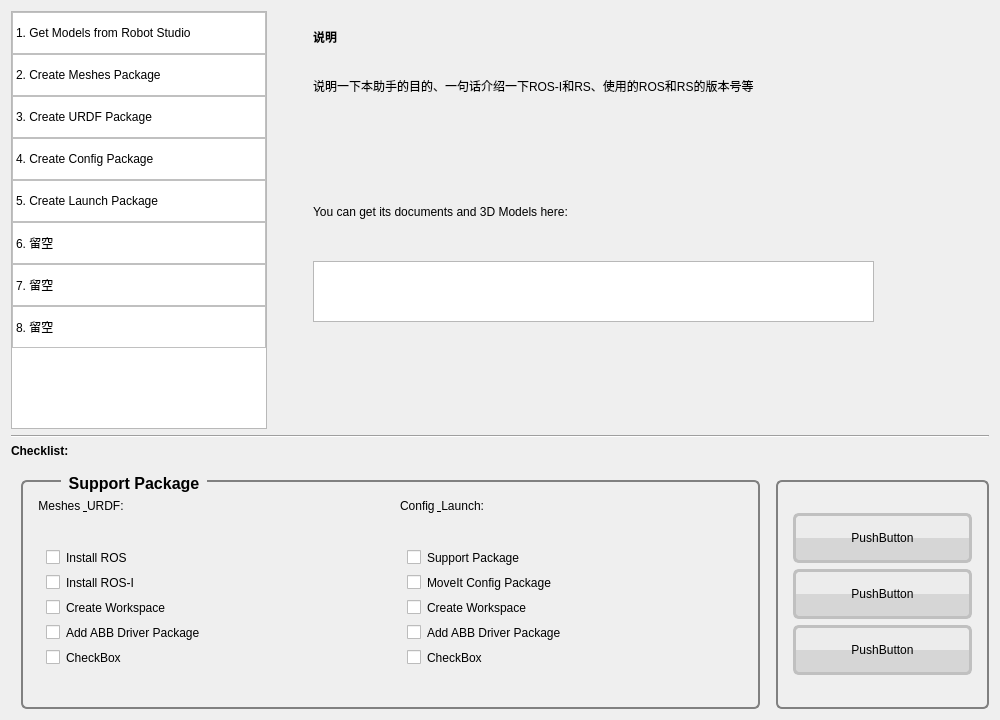
The window that gui/inetgration_assistant/AbbRosI-Intg-Asst/dialog_pkg_support.ui (Yifei1988/abb_ros-i_integration) describes before a commit, drawn with Qt 5.
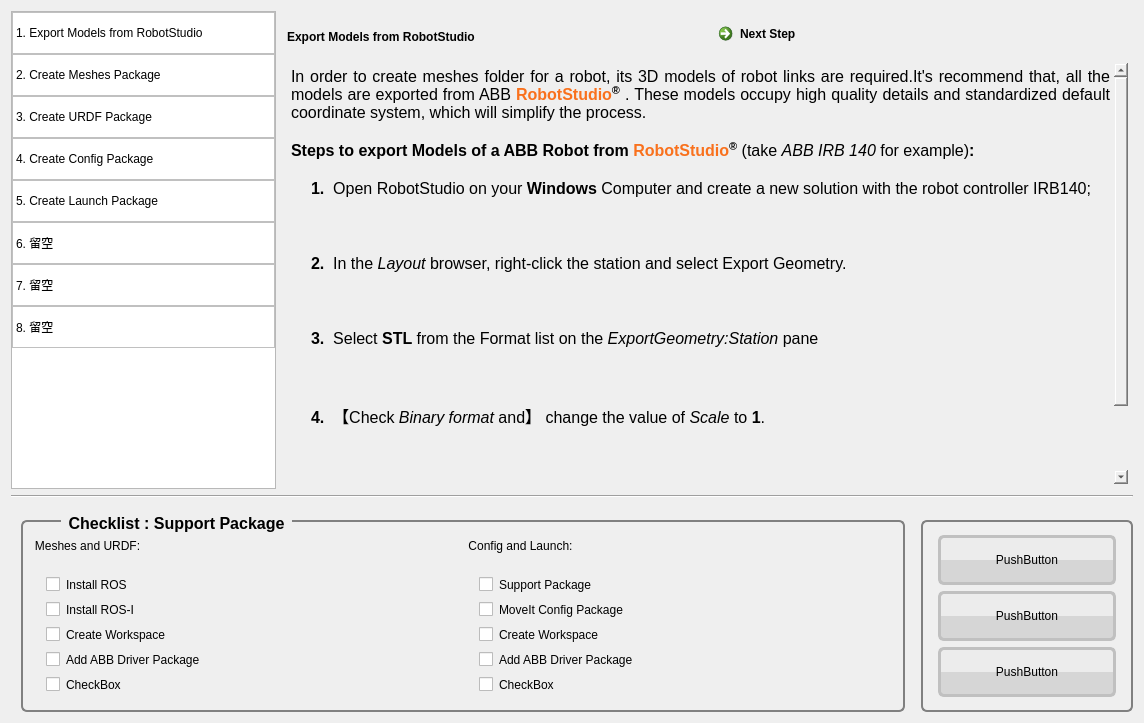
The same window after the commit. The open tabs and pages were chosen to show the change. Icons and pictures are not drawn.

Commit message: gui: start to edit dialog_pkg_support

The edit to the form file:
```diff
--- a/gui/inetgration_assistant/AbbRosI-Intg-Asst/dialog_pkg_support.ui
+++ b/gui/inetgration_assistant/AbbRosI-Intg-Asst/dialog_pkg_support.ui
@@ -6,8 +6,8 @@
    <rect>
     <x>0</x>
     <y>0</y>
-    <width>1000</width>
-    <height>720</height>
+    <width>1144</width>
+    <height>723</height>
    </rect>
   </property>
   <property name="windowTitle">
@@ -52,6 +52,8 @@
     padding: 0px 5px 0px 5px;
 }</string>
   </property>
+  <layout class="QGridLayout" name="gridLayout_3">
+   <item row="0" column="0">
   <layout class="QVBoxLayout" name="verticalLayout_5">
    <item>
     <layout class="QHBoxLayout" name="horizontalLayout">
@@ -65,7 +67,7 @@
        </property>
        <property name="minimumSize">
         <size>
-         <width>256</width>
+           <width>265</width>
          <height>400</height>
         </size>
        </property>
@@ -74,7 +76,7 @@
        </property>
        <item>
         <property name="text">
-         <string>1. Get Models from Robot Studio</string>
+           <string>1. Export Models from RobotStudio</string>
         </property>
        </item>
        <item>
@@ -117,84 +119,198 @@
      <item>
       <widget class="QStackedWidget" name="stackedWidget">
        <property name="currentIndex">
-        <number>6</number>
+          <number>1</number>
        </property>
        <widget class="QWidget" name="page_1">
-        <widget class="QLabel" name="label_title_1">
-         <property name="geometry">
-          <rect>
-           <x>40</x>
-           <y>10</y>
-           <width>291</width>
-           <height>31</height>
-          </rect>
+          <layout class="QGridLayout" name="gridLayout_2">
+           <property name="leftMargin">
+            <number>5</number>
+           </property>
+           <property name="topMargin">
+            <number>5</number>
+           </property>
+           <property name="rightMargin">
+            <number>5</number>
+           </property>
+           <property name="bottomMargin">
+            <number>5</number>
+           </property>
+           <item row="0" column="0">
+            <layout class="QVBoxLayout" name="verticalLayout_6">
+             <item>
+              <layout class="QHBoxLayout" name="horizontalLayout_4">
+               <item>
+                <widget class="QLabel" name="label_title_7">
+                 <property name="minimumSize">
+                  <size>
+                   <width>380</width>
+                   <height>30</height>
+                  </size>
          </property>
          <property name="styleSheet">
           <string notr="true"/>
          </property>
          <property name="text">
-          <string>说明</string>
-         </property>
-        </widget>
-        <widget class="QLabel" name="label_1_2">
-         <property name="geometry">
-          <rect>
-           <x>40</x>
-           <y>64</y>
-           <width>651</width>
-           <height>21</height>
-          </rect>
-         </property>
+                  <string>Export Models from RobotStudio</string>
+                 </property>
+                </widget>
+               </item>
+               <item>
+                <widget class="QCommandLinkButton" name="commandLinkButton_5">
+                 <property name="minimumSize">
+                  <size>
+                   <width>111</width>
+                   <height>41</height>
+                  </size>
+                 </property>
+                 <property name="focusPolicy">
+                  <enum>Qt::NoFocus</enum>
+                 </property>
          <property name="styleSheet">
-          <string notr="true">font: 13pt &quot;Ubuntu&quot;;</string>
+                  <string notr="true">font: italic 13pt &quot;Ubuntu&quot;;</string>
          </property>
          <property name="text">
-          <string>说明一下本助手的目的、一句话介绍一下ROS-I和RS、使用的ROS和RS的版本号等</string>
-         </property>
-        </widget>
-        <widget class="QLabel" name="label_1_3">
-         <property name="geometry">
-          <rect>
-           <x>40</x>
-           <y>190</y>
-           <width>381</width>
-           <height>21</height>
-          </rect>
+                  <string>Next Step</string>
+                 </property>
+                </widget>
+               </item>
+              </layout>
+             </item>
+             <item>
+              <widget class="QTextBrowser" name="textBrowser_6">
+               <property name="minimumSize">
+                <size>
+                 <width>841</width>
+                 <height>351</height>
+                </size>
          </property>
          <property name="styleSheet">
-          <string notr="true">font: 13pt &quot;Ubuntu&quot;;</string>
-         </property>
-         <property name="text">
-          <string>You can get its documents and 3D Models here:</string>
-         </property>
-        </widget>
-        <widget class="QTextBrowser" name="textBrowser">
-         <property name="geometry">
-          <rect>
-           <x>40</x>
-           <y>250</y>
-           <width>561</width>
-           <height>61</height>
-          </rect>
-         </property>
-        </widget>
+                <string notr="true">background-color: transparent;
+border: 0px;</string>
+               </property>
+               <property name="html">
+                <string>&lt;!DOCTYPE HTML PUBLIC &quot;-//W3C//DTD HTML 4.0//EN&quot; &quot;http://www.w3.org/TR/REC-html40/strict.dtd&quot;&gt;
+&lt;html&gt;&lt;head&gt;&lt;meta name=&quot;qrichtext&quot; content=&quot;1&quot; /&gt;&lt;style type=&quot;text/css&quot;&gt;
+p, li { white-space: pre-wrap; }
+&lt;/style&gt;&lt;/head&gt;&lt;body style=&quot; font-family:'Ubuntu'; font-size:11pt; font-weight:400; font-style:normal;&quot;&gt;
+&lt;p align=&quot;justify&quot; style=&quot; margin-top:0px; margin-bottom:0px; margin-left:0px; margin-right:0px; -qt-block-indent:0; text-indent:0px;&quot;&gt;&lt;span style=&quot; font-size:12pt;&quot;&gt;In order to create meshes folder for a robot, its 3D models of robot links are required.It's recommend that, all the models are exported from ABB&lt;/span&gt;&lt;span style=&quot; font-size:12pt; color:#e01212;&quot;&gt; &lt;/span&gt;&lt;span style=&quot; font-size:12pt; font-weight:600; color:#f9711d;&quot;&gt;RobotStudio&lt;/span&gt;&lt;span style=&quot; font-size:12pt; font-weight:600; color:#000000; vertical-align:super;&quot;&gt;®&lt;/span&gt;&lt;span style=&quot; font-size:12pt;&quot;&gt; . These models occupy high quality details and standardized default coordinate system, which will simplify the process.&lt;/span&gt;&lt;/p&gt;
+&lt;p style=&quot;-qt-paragraph-type:empty; margin-top:0px; margin-bottom:0px; margin-left:0px; margin-right:0px; -qt-block-indent:0; text-indent:0px; font-size:12pt;&quot;&gt;&lt;br /&gt;&lt;/p&gt;
+&lt;p style=&quot; margin-top:0px; margin-bottom:0px; margin-left:0px; margin-right:0px; -qt-block-indent:0; text-indent:0px;&quot;&gt;&lt;span style=&quot; font-size:12pt; font-weight:600;&quot;&gt;Steps to export Models of a ABB Robot from &lt;/span&gt;&lt;span style=&quot; font-size:12pt; font-weight:600; color:#f9711d;&quot;&gt;RobotStudio&lt;/span&gt;&lt;span style=&quot; font-size:12pt; font-weight:600; color:#000000; vertical-align:super;&quot;&gt;®&lt;/span&gt;&lt;span style=&quot; font-size:12pt;&quot;&gt; (take &lt;/span&gt;&lt;span style=&quot; font-size:12pt; font-style:italic;&quot;&gt;ABB IRB 140 &lt;/span&gt;&lt;span style=&quot; font-size:12pt;&quot;&gt;for example)&lt;/span&gt;&lt;span style=&quot; font-size:12pt; font-weight:600;&quot;&gt;:&lt;/span&gt;&lt;/p&gt;
+&lt;p style=&quot;-qt-paragraph-type:empty; margin-top:0px; margin-bottom:0px; margin-left:0px; margin-right:0px; -qt-block-indent:0; text-indent:0px; font-size:12pt; font-weight:600;&quot;&gt;&lt;br /&gt;&lt;/p&gt;
+&lt;p align=&quot;justify&quot; style=&quot; margin-top:0px; margin-bottom:10px; margin-left:0px; margin-right:0px; -qt-block-indent:0; text-indent:20px;&quot;&gt;&lt;span style=&quot; font-size:12pt; font-weight:600;&quot;&gt;1.  &lt;/span&gt;&lt;span style=&quot; font-size:12pt;&quot;&gt;Open RobotStudio on your &lt;/span&gt;&lt;span style=&quot; font-size:12pt; font-weight:600;&quot;&gt;Windows &lt;/span&gt;&lt;span style=&quot; font-size:12pt;&quot;&gt;Computer and create a new solution with the robot controller IRB140;&lt;/span&gt;&lt;/p&gt;
+&lt;p align=&quot;justify&quot; style=&quot; margin-top:0px; margin-bottom:10px; margin-left:0px; margin-right:0px; -qt-block-indent:0; text-indent:20px;&quot;&gt;&lt;img src=&quot;:/pic/expt_mdl_step_1.png&quot; /&gt;&lt;/p&gt;
+&lt;p align=&quot;justify&quot; style=&quot;-qt-paragraph-type:empty; margin-top:0px; margin-bottom:10px; margin-left:0px; margin-right:0px; -qt-block-indent:0; text-indent:20px;&quot;&gt;&lt;br /&gt;&lt;/p&gt;
+&lt;p align=&quot;justify&quot; style=&quot; margin-top:0px; margin-bottom:10px; margin-left:0px; margin-right:0px; -qt-block-indent:0; text-indent:20px;&quot;&gt;&lt;span style=&quot; font-size:12pt; font-weight:600;&quot;&gt;2.  &lt;/span&gt;&lt;span style=&quot; font-size:12pt;&quot;&gt;In the &lt;/span&gt;&lt;span style=&quot; font-size:12pt; font-style:italic;&quot;&gt;Layout &lt;/span&gt;&lt;span style=&quot; font-size:12pt;&quot;&gt;browser, right-click the station and select Export Geometry.&lt;/span&gt;&lt;/p&gt;
+&lt;p align=&quot;justify&quot; style=&quot; margin-top:0px; margin-bottom:10px; margin-left:0px; margin-right:0px; -qt-block-indent:0; text-indent:20px;&quot;&gt;&lt;img src=&quot;:/pic/expt_mdl_step_2.png&quot; /&gt;&lt;/p&gt;
+&lt;p align=&quot;justify&quot; style=&quot;-qt-paragraph-type:empty; margin-top:0px; margin-bottom:10px; margin-left:0px; margin-right:0px; -qt-block-indent:0; text-indent:20px;&quot;&gt;&lt;br /&gt;&lt;/p&gt;
+&lt;p align=&quot;justify&quot; style=&quot; margin-top:0px; margin-bottom:10px; margin-left:0px; margin-right:0px; -qt-block-indent:0; text-indent:20px;&quot;&gt;&lt;span style=&quot; font-size:12pt; font-weight:600;&quot;&gt;3.  &lt;/span&gt;&lt;span style=&quot; font-size:12pt;&quot;&gt;Select &lt;/span&gt;&lt;span style=&quot; font-size:12pt; font-weight:600;&quot;&gt;STL&lt;/span&gt;&lt;span style=&quot; font-size:12pt;&quot;&gt; from the Format list on the &lt;/span&gt;&lt;span style=&quot; font-size:12pt; font-style:italic;&quot;&gt;ExportGeometry:Station&lt;/span&gt;&lt;span style=&quot; font-size:12pt;&quot;&gt; pane&lt;/span&gt;&lt;/p&gt;
+&lt;p align=&quot;justify&quot; style=&quot; margin-top:0px; margin-bottom:10px; margin-left:0px; margin-right:0px; -qt-block-indent:0; text-indent:20px;&quot;&gt;&lt;img src=&quot;:/pic/expt_mdl_step_3.png&quot; /&gt;&lt;/p&gt;
+&lt;p align=&quot;justify&quot; style=&quot;-qt-paragraph-type:empty; margin-top:0px; margin-bottom:10px; margin-left:0px; margin-right:0px; -qt-block-indent:0; text-indent:20px;&quot;&gt;&lt;br /&gt;&lt;/p&gt;
+&lt;p align=&quot;justify&quot; style=&quot; margin-top:0px; margin-bottom:10px; margin-left:0px; margin-right:0px; -qt-block-indent:0; text-indent:20px;&quot;&gt;&lt;span style=&quot; font-size:12pt; font-weight:600;&quot;&gt;4.  【&lt;/span&gt;&lt;span style=&quot; font-size:12pt;&quot;&gt;Check &lt;/span&gt;&lt;span style=&quot; font-size:12pt; font-style:italic;&quot;&gt;Binary format&lt;/span&gt;&lt;span style=&quot; font-size:12pt;&quot;&gt; and&lt;/span&gt;&lt;span style=&quot; font-size:12pt; font-weight:600;&quot;&gt;】&lt;/span&gt;&lt;span style=&quot; font-size:12pt;&quot;&gt; change the value of &lt;/span&gt;&lt;span style=&quot; font-size:12pt; font-style:italic;&quot;&gt;Scale&lt;/span&gt;&lt;span style=&quot; font-size:12pt;&quot;&gt; to &lt;/span&gt;&lt;span style=&quot; font-size:12pt; font-weight:600;&quot;&gt;1&lt;/span&gt;&lt;span style=&quot; font-size:12pt;&quot;&gt;. &lt;/span&gt;&lt;/p&gt;
+&lt;p align=&quot;justify&quot; style=&quot; margin-top:0px; margin-bottom:10px; margin-left:0px; margin-right:0px; -qt-block-indent:0; text-indent:20px;&quot;&gt;&lt;img src=&quot;:/pic/expt_mdl_step_4.png&quot; /&gt;&lt;/p&gt;
+&lt;p align=&quot;justify&quot; style=&quot;-qt-paragraph-type:empty; margin-top:0px; margin-bottom:10px; margin-left:0px; margin-right:0px; -qt-block-indent:0; text-indent:20px;&quot;&gt;&lt;br /&gt;&lt;/p&gt;
+&lt;p align=&quot;justify&quot; style=&quot; margin-top:0px; margin-bottom:10px; margin-left:0px; margin-right:0px; -qt-block-indent:0; text-indent:20px;&quot;&gt;&lt;span style=&quot; font-size:12pt; font-weight:600;&quot;&gt;5.  &lt;/span&gt;&lt;span style=&quot; font-size:12pt;&quot;&gt;Click &lt;/span&gt;&lt;span style=&quot; font-size:12pt; font-style:italic;&quot;&gt;Export&lt;/span&gt;&lt;span style=&quot; font-size:12pt;&quot;&gt; and select the destination folder.&lt;/span&gt;&lt;/p&gt;
+&lt;p align=&quot;justify&quot; style=&quot;-qt-paragraph-type:empty; margin-top:0px; margin-bottom:10px; margin-left:0px; margin-right:0px; -qt-block-indent:0; text-indent:20px; font-size:12pt;&quot;&gt;&lt;br /&gt;&lt;/p&gt;
+&lt;p align=&quot;justify&quot; style=&quot; margin-top:0px; margin-bottom:10px; margin-left:0px; margin-right:0px; -qt-block-indent:0; text-indent:20px;&quot;&gt;&lt;span style=&quot; font-size:12pt; font-weight:600;&quot;&gt;6.  &lt;/span&gt;&lt;span style=&quot; font-size:12pt;&quot;&gt;Repeat this process for the rest of links in the robot (Base ~ Link6).&lt;/span&gt;&lt;/p&gt;&lt;/body&gt;&lt;/html&gt;</string>
+               </property>
+              </widget>
+             </item>
+            </layout>
+           </item>
+          </layout>
        </widget>
        <widget class="QWidget" name="page_2">
+          <widget class="QTextBrowser" name="textBrowser_7">
+           <property name="geometry">
+            <rect>
+             <x>10</x>
+             <y>60</y>
+             <width>841</width>
+             <height>411</height>
+            </rect>
+           </property>
+           <property name="minimumSize">
+            <size>
+             <width>841</width>
+             <height>351</height>
+            </size>
+           </property>
+           <property name="styleSheet">
+            <string notr="true">background-color: transparent;
+border: 0px;</string>
+           </property>
+           <property name="html">
+            <string>&lt;!DOCTYPE HTML PUBLIC &quot;-//W3C//DTD HTML 4.0//EN&quot; &quot;http://www.w3.org/TR/REC-html40/strict.dtd&quot;&gt;
+&lt;html&gt;&lt;head&gt;&lt;meta name=&quot;qrichtext&quot; content=&quot;1&quot; /&gt;&lt;style type=&quot;text/css&quot;&gt;
+p, li { white-space: pre-wrap; }
+&lt;/style&gt;&lt;/head&gt;&lt;body style=&quot; font-family:'Ubuntu'; font-size:11pt; font-weight:400; font-style:normal;&quot;&gt;
+&lt;p align=&quot;justify&quot; style=&quot; margin-top:0px; margin-bottom:0px; margin-left:0px; margin-right:0px; -qt-block-indent:0; text-indent:0px;&quot;&gt;&lt;span style=&quot; font-size:12pt;&quot;&gt;In order to create meshes folder for a robot, its 3D models of robot links are required.It's recommend that, all the models are exported from ABB&lt;/span&gt;&lt;span style=&quot; font-size:12pt; color:#e01212;&quot;&gt; &lt;/span&gt;&lt;span style=&quot; font-size:12pt; font-weight:600; color:#f9711d;&quot;&gt;RobotStudio&lt;/span&gt;&lt;span style=&quot; font-size:12pt; font-weight:600; color:#000000; vertical-align:super;&quot;&gt;®&lt;/span&gt;&lt;span style=&quot; font-size:12pt;&quot;&gt; . These models occupy high quality details and standardized default coordinate system, which will simplify the process.&lt;/span&gt;&lt;/p&gt;
+&lt;p style=&quot;-qt-paragraph-type:empty; margin-top:0px; margin-bottom:0px; margin-left:0px; margin-right:0px; -qt-block-indent:0; text-indent:0px; font-size:12pt;&quot;&gt;&lt;br /&gt;&lt;/p&gt;
+&lt;p style=&quot; margin-top:0px; margin-bottom:0px; margin-left:0px; margin-right:0px; -qt-block-indent:0; text-indent:0px;&quot;&gt;&lt;span style=&quot; font-size:12pt; font-weight:600;&quot;&gt;Steps to export Models of a ABB Robot from &lt;/span&gt;&lt;span style=&quot; font-size:12pt; font-weight:600; color:#f9711d;&quot;&gt;RobotStudio&lt;/span&gt;&lt;span style=&quot; font-size:12pt; font-weight:600; color:#000000; vertical-align:super;&quot;&gt;®&lt;/span&gt;&lt;span style=&quot; font-size:12pt;&quot;&gt; (take &lt;/span&gt;&lt;span style=&quot; font-size:12pt; font-style:italic;&quot;&gt;ABB IRB 140 &lt;/span&gt;&lt;span style=&quot; font-size:12pt;&quot;&gt;for example)&lt;/span&gt;&lt;span style=&quot; font-size:12pt; font-weight:600;&quot;&gt;:&lt;/span&gt;&lt;/p&gt;
+&lt;p style=&quot;-qt-paragraph-type:empty; margin-top:0px; margin-bottom:0px; margin-left:0px; margin-right:0px; -qt-block-indent:0; text-indent:0px; font-size:12pt; font-weight:600;&quot;&gt;&lt;br /&gt;&lt;/p&gt;
+&lt;p align=&quot;justify&quot; style=&quot; margin-top:0px; margin-bottom:10px; margin-left:0px; margin-right:0px; -qt-block-indent:0; text-indent:20px;&quot;&gt;&lt;span style=&quot; font-size:12pt; font-weight:600;&quot;&gt;1.  &lt;/span&gt;&lt;span style=&quot; font-size:12pt;&quot;&gt;Open RobotStudio on your &lt;/span&gt;&lt;span style=&quot; font-size:12pt; font-weight:600;&quot;&gt;Windows &lt;/span&gt;&lt;span style=&quot; font-size:12pt;&quot;&gt;Computer and create a new solution with the robot controller IRB140;&lt;/span&gt;&lt;/p&gt;
+&lt;p align=&quot;justify&quot; style=&quot; margin-top:0px; margin-bottom:10px; margin-left:0px; margin-right:0px; -qt-block-indent:0; text-indent:20px;&quot;&gt;&lt;img src=&quot;:/pic/expt_mdl_step_1.png&quot; /&gt;&lt;/p&gt;
+&lt;p align=&quot;justify&quot; style=&quot;-qt-paragraph-type:empty; margin-top:0px; margin-bottom:10px; margin-left:0px; margin-right:0px; -qt-block-indent:0; text-indent:20px;&quot;&gt;&lt;br /&gt;&lt;/p&gt;
+&lt;p align=&quot;justify&quot; style=&quot; margin-top:0px; margin-bottom:10px; margin-left:0px; margin-right:0px; -qt-block-indent:0; text-indent:20px;&quot;&gt;&lt;span style=&quot; font-size:12pt; font-weight:600;&quot;&gt;2.  &lt;/span&gt;&lt;span style=&quot; font-size:12pt;&quot;&gt;In the &lt;/span&gt;&lt;span style=&quot; font-size:12pt; font-style:italic;&quot;&gt;Layout &lt;/span&gt;&lt;span style=&quot; font-size:12pt;&quot;&gt;browser, right-click the station and select Export Geometry.&lt;/span&gt;&lt;/p&gt;
+&lt;p align=&quot;justify&quot; style=&quot; margin-top:0px; margin-bottom:10px; margin-left:0px; margin-right:0px; -qt-block-indent:0; text-indent:20px;&quot;&gt;&lt;img src=&quot;:/pic/expt_mdl_step_2.png&quot; /&gt;&lt;/p&gt;
+&lt;p align=&quot;justify&quot; style=&quot;-qt-paragraph-type:empty; margin-top:0px; margin-bottom:10px; margin-left:0px; margin-right:0px; -qt-block-indent:0; text-indent:20px;&quot;&gt;&lt;br /&gt;&lt;/p&gt;
+&lt;p align=&quot;justify&quot; style=&quot; margin-top:0px; margin-bottom:10px; margin-left:0px; margin-right:0px; -qt-block-indent:0; text-indent:20px;&quot;&gt;&lt;span style=&quot; font-size:12pt; font-weight:600;&quot;&gt;3.  &lt;/span&gt;&lt;span style=&quot; font-size:12pt;&quot;&gt;Select &lt;/span&gt;&lt;span style=&quot; font-size:12pt; font-weight:600;&quot;&gt;STL&lt;/span&gt;&lt;span style=&quot; font-size:12pt;&quot;&gt; from the Format list on the &lt;/span&gt;&lt;span style=&quot; font-size:12pt; font-style:italic;&quot;&gt;ExportGeometry:Station&lt;/span&gt;&lt;span style=&quot; font-size:12pt;&quot;&gt; pane&lt;/span&gt;&lt;/p&gt;
+&lt;p align=&quot;justify&quot; style=&quot; margin-top:0px; margin-bottom:10px; margin-left:0px; margin-right:0px; -qt-block-indent:0; text-indent:20px;&quot;&gt;&lt;img src=&quot;:/pic/expt_mdl_step_3.png&quot; /&gt;&lt;/p&gt;
+&lt;p align=&quot;justify&quot; style=&quot;-qt-paragraph-type:empty; margin-top:0px; margin-bottom:10px; margin-left:0px; margin-right:0px; -qt-block-indent:0; text-indent:20px;&quot;&gt;&lt;br /&gt;&lt;/p&gt;
+&lt;p align=&quot;justify&quot; style=&quot; margin-top:0px; margin-bottom:10px; margin-left:0px; margin-right:0px; -qt-block-indent:0; text-indent:20px;&quot;&gt;&lt;span style=&quot; font-size:12pt; font-weight:600;&quot;&gt;4.  【&lt;/span&gt;&lt;span style=&quot; font-size:12pt;&quot;&gt;Check &lt;/span&gt;&lt;span style=&quot; font-size:12pt; font-style:italic;&quot;&gt;Binary format&lt;/span&gt;&lt;span style=&quot; font-size:12pt;&quot;&gt; and&lt;/span&gt;&lt;span style=&quot; font-size:12pt; font-weight:600;&quot;&gt;】&lt;/span&gt;&lt;span style=&quot; font-size:12pt;&quot;&gt; change the value of &lt;/span&gt;&lt;span style=&quot; font-size:12pt; font-style:italic;&quot;&gt;Scale&lt;/span&gt;&lt;span style=&quot; font-size:12pt;&quot;&gt; to &lt;/span&gt;&lt;span style=&quot; font-size:12pt; font-weight:600;&quot;&gt;1&lt;/span&gt;&lt;span style=&quot; font-size:12pt;&quot;&gt;. &lt;/span&gt;&lt;/p&gt;
+&lt;p align=&quot;justify&quot; style=&quot; margin-top:0px; margin-bottom:10px; margin-left:0px; margin-right:0px; -qt-block-indent:0; text-indent:20px;&quot;&gt;&lt;img src=&quot;:/pic/expt_mdl_step_4.png&quot; /&gt;&lt;/p&gt;
+&lt;p align=&quot;justify&quot; style=&quot;-qt-paragraph-type:empty; margin-top:0px; margin-bottom:10px; margin-left:0px; margin-right:0px; -qt-block-indent:0; text-indent:20px;&quot;&gt;&lt;br /&gt;&lt;/p&gt;
+&lt;p align=&quot;justify&quot; style=&quot; margin-top:0px; margin-bottom:10px; margin-left:0px; margin-right:0px; -qt-block-indent:0; text-indent:20px;&quot;&gt;&lt;span style=&quot; font-size:12pt; font-weight:600;&quot;&gt;5.  &lt;/span&gt;&lt;span style=&quot; font-size:12pt;&quot;&gt;Click &lt;/span&gt;&lt;span style=&quot; font-size:12pt; font-style:italic;&quot;&gt;Export&lt;/span&gt;&lt;span style=&quot; font-size:12pt;&quot;&gt; and select the destination folder.&lt;/span&gt;&lt;/p&gt;
+&lt;p align=&quot;justify&quot; style=&quot;-qt-paragraph-type:empty; margin-top:0px; margin-bottom:10px; margin-left:0px; margin-right:0px; -qt-block-indent:0; text-indent:20px; font-size:12pt;&quot;&gt;&lt;br /&gt;&lt;/p&gt;
+&lt;p align=&quot;justify&quot; style=&quot; margin-top:0px; margin-bottom:10px; margin-left:0px; margin-right:0px; -qt-block-indent:0; text-indent:20px;&quot;&gt;&lt;span style=&quot; font-size:12pt; font-weight:600;&quot;&gt;6.  &lt;/span&gt;&lt;span style=&quot; font-size:12pt;&quot;&gt;Repeat this process for the rest of links in the robot (Base ~ Link6).&lt;/span&gt;&lt;/p&gt;&lt;/body&gt;&lt;/html&gt;</string>
+           </property>
+          </widget>
+          <widget class="QWidget" name="">
+           <property name="geometry">
+            <rect>
+             <x>40</x>
+             <y>10</y>
+             <width>556</width>
+             <height>43</height>
+            </rect>
+           </property>
+           <layout class="QHBoxLayout" name="horizontalLayout_7">
+            <item>
         <widget class="QLabel" name="label_title_2">
-         <property name="geometry">
-          <rect>
-           <x>40</x>
-           <y>10</y>
-           <width>311</width>
-           <height>31</height>
-          </rect>
+              <property name="minimumSize">
+               <size>
+                <width>380</width>
+                <height>30</height>
+               </size>
          </property>
          <property name="styleSheet">
           <string notr="true"/>
          </property>
          <property name="text">
-          <string>Build Meshes from Model</string>
-         </property>
+               <string>Create Meshes Package</string>
+              </property>
+             </widget>
+            </item>
+            <item>
+             <widget class="QCommandLinkButton" name="commandLinkButton_6">
+              <property name="minimumSize">
+               <size>
+                <width>111</width>
+                <height>41</height>
+               </size>
+              </property>
+              <property name="focusPolicy">
+               <enum>Qt::NoFocus</enum>
+              </property>
+              <property name="styleSheet">
+               <string notr="true">font: italic 13pt &quot;Ubuntu&quot;;</string>
+              </property>
+              <property name="text">
+               <string>Next Step</string>
+              </property>
+             </widget>
+            </item>
+           </layout>
         </widget>
        </widget>
        <widget class="QWidget" name="page_3">
@@ -413,24 +529,7 @@
          </property>
         </widget>
        </widget>
-       <widget class="QWidget" name="page_7">
-        <widget class="QLabel" name="label_title_7">
-         <property name="geometry">
-          <rect>
-           <x>40</x>
-           <y>10</y>
-           <width>291</width>
-           <height>31</height>
-          </rect>
-         </property>
-         <property name="styleSheet">
-          <string notr="true"/>
-         </property>
-         <property name="text">
-          <string>Test</string>
-         </property>
-        </widget>
-       </widget>
+         <widget class="QWidget" name="page_7"/>
        <widget class="QWidget" name="page_8">
         <widget class="QLabel" name="label_title_8">
          <property name="geometry">
@@ -460,17 +559,6 @@
      </property>
     </widget>
    </item>
-   <item>
-    <widget class="QLabel" name="label">
-     <property name="styleSheet">
-      <string notr="true">font: 16pt &quot;Ubuntu&quot;;
-font-weight: bold;</string>
-     </property>
-     <property name="text">
-      <string>Checklist:</string>
-     </property>
-    </widget>
-   </item>
    <item>
     <layout class="QHBoxLayout" name="horizontalLayout_6">
      <property name="topMargin">
@@ -502,7 +590,7 @@
           <string notr="true"/>
          </property>
          <property name="title">
-          <string>Support Package</string>
+            <string>Checklist : Support Package</string>
          </property>
          <layout class="QHBoxLayout" name="horizontalLayout_3">
           <property name="leftMargin">
@@ -515,7 +603,7 @@
            <number>10</number>
           </property>
           <property name="bottomMargin">
-           <number>10</number>
+             <number>0</number>
           </property>
           <item>
            <layout class="QHBoxLayout" name="horizontalLayout_2">
@@ -529,15 +617,15 @@
              <widget class="QGroupBox" name="groupBox_ChLst_Prp">
               <property name="minimumSize">
                <size>
-                <width>221</width>
-                <height>181</height>
+                  <width>220</width>
+                  <height>160</height>
                </size>
               </property>
               <property name="styleSheet">
                <string notr="true">border: 0px;</string>
               </property>
               <property name="title">
-               <string>Meshes &amp; URDF:</string>
+                 <string>Meshes and URDF:</string>
               </property>
               <layout class="QVBoxLayout" name="verticalLayout_2">
                <property name="leftMargin">
@@ -613,15 +701,15 @@
              <widget class="QGroupBox" name="groupBox_ChLst_Pkg">
               <property name="minimumSize">
                <size>
-                <width>221</width>
-                <height>181</height>
+                  <width>220</width>
+                  <height>160</height>
                </size>
               </property>
               <property name="styleSheet">
                <string notr="true">border: 0px ;</string>
               </property>
               <property name="title">
-               <string>Config &amp; Launch:</string>
+                 <string>Config and Launch:</string>
               </property>
               <layout class="QVBoxLayout" name="verticalLayout_4">
                <property name="leftMargin">
@@ -704,14 +792,14 @@
       <widget class="QGroupBox" name="groupBox_Btn">
        <property name="minimumSize">
         <size>
-         <width>213</width>
-         <height>235</height>
+           <width>212</width>
+           <height>180</height>
         </size>
        </property>
        <property name="maximumSize">
         <size>
-         <width>213</width>
-         <height>235</height>
+           <width>212</width>
+           <height>16777215</height>
         </size>
        </property>
        <property name="styleSheet">
@@ -805,6 +893,8 @@
         </item>
        </layout>
       </widget>
+       </item>
+      </layout>
      </item>
     </layout>
    </item>
```
Lines whose indentation alone changed are shown as unchanged. The commit also changes 16 other files.
